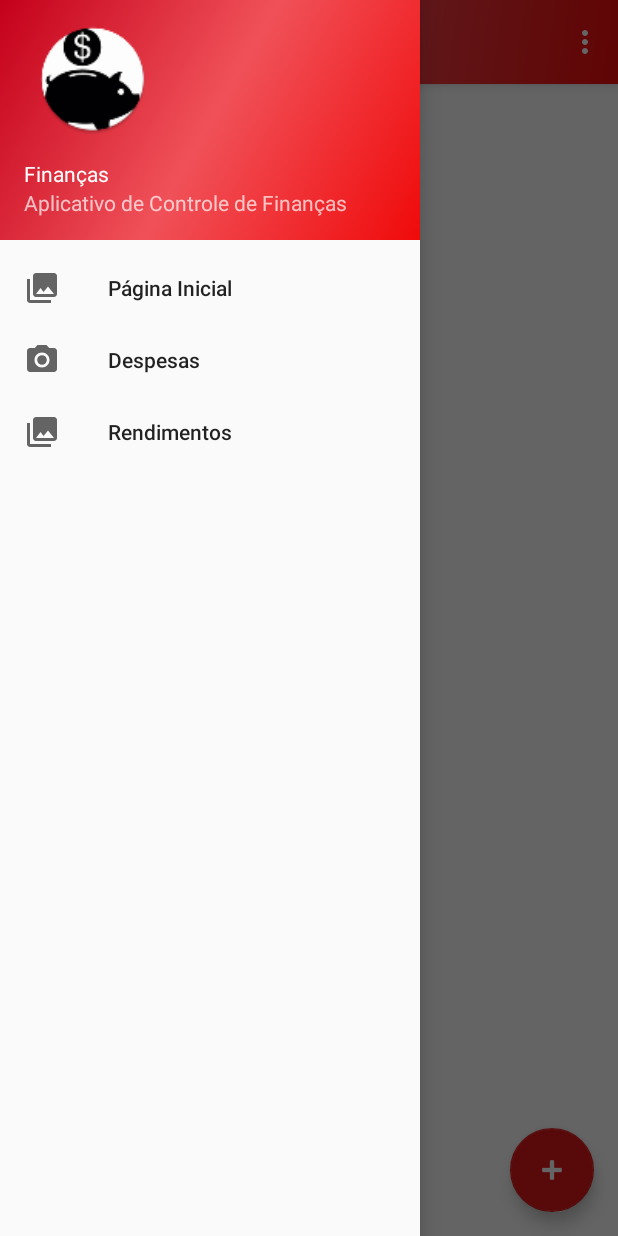
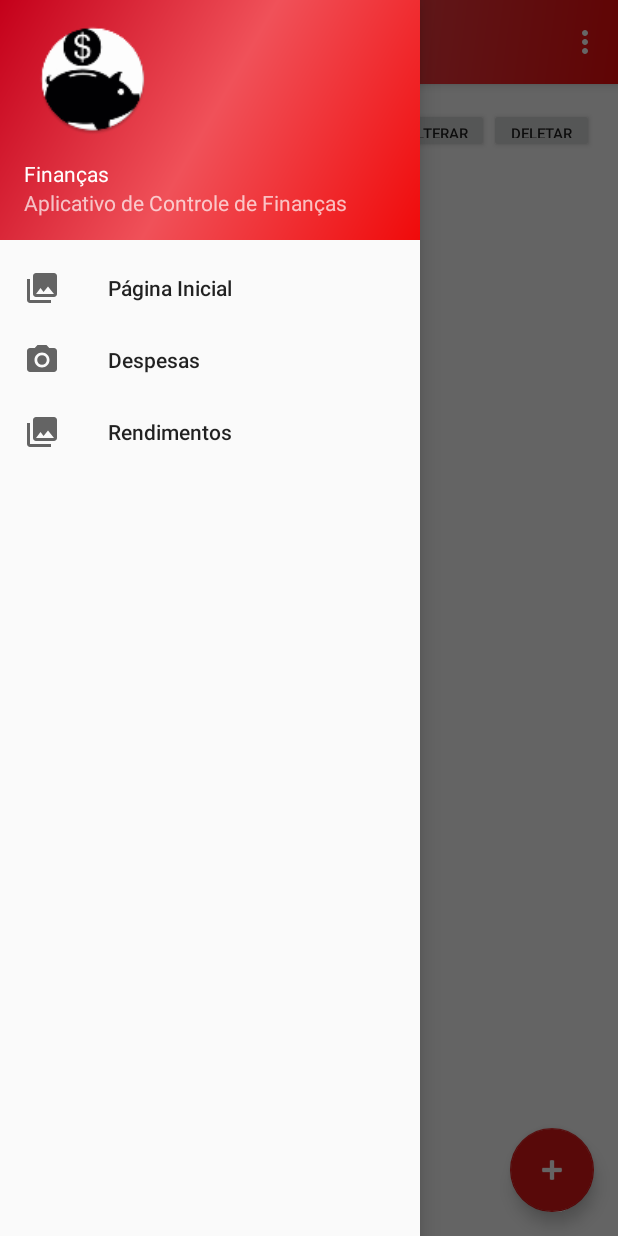
Before and after one commit to dejacs/Financa, an Android app: the RendimentoActivity screen opened directly, with no data from a screen before it, with the side drawer open, on a phone screen of 412 x 824 dp. Run offline under Robolectric (Android 15) with nearby library versions, the phone set to English and light mode, and no system bars; 5 statements that could not run were skipped.

Commit message:
Relatório estilo Kardex

```diff
--- a/Financas/app/src/main/java/com/example/jadecsilveira/financas/control/ControleLancamento.java
+++ b/Financas/app/src/main/java/com/example/jadecsilveira/financas/control/ControleLancamento.java
@@ -53,6 +53,7 @@ public class ControleLancamento extends AppCompatActivity {
         valorTextView.setText("R$ " + MetodosComuns.convertToDouble(agendamento.getLancamento().getValor()));
         dataTextView.setText(MetodosComuns.convertDateToStringView(agendamento.getData()));
 
+
         return convertView;
     }
 }
--- a/Financas/app/src/main/java/com/example/jadecsilveira/financas/util/Constantes.java
+++ b/Financas/app/src/main/java/com/example/jadecsilveira/financas/util/Constantes.java
@@ -12,14 +12,10 @@ public class Constantes {
     public static final String TABELA_AGENDAMENTO = "agendamento";
 
     public static final String ID_LANCAMENTO = "id_lancamento";
+    public static final String ID = "_id";
     public static final String TIPO = "tipo";
     public static final String DESPESA = "despesa";
     public static final String RENDIMENTO = "rendimento";
-
-    /** LISTVIEW */
-    public static final String PRIMEIRA_COLUNA = "First";
-    public static final String SEGUNDA_COLUNA = "Second";
-    public static final String TERCEIRA_COLUNA = "Third";
 
     /** NOMES DAS COLUNAS */
     public static final String DESCRICAO = "descricao";
--- a/Financas/app/src/main/res/layout/grid_rendimentos.xml
+++ b/Financas/app/src/main/res/layout/grid_rendimentos.xml
@@ -13,7 +13,7 @@
         android:layout_alignParentLeft="true"
         android:layout_weight="1"
         android:layout_gravity="left"
-        android:textSize="15dp"
+        android:textSize="10dp"
         android:textAlignment="textStart" />
     <TextView
         android:layout_width="wrap_content"
@@ -22,7 +22,7 @@
         android:textAppearance="?android:attr/textAppearanceLarge"
         android:layout_weight="1"
         android:gravity="left"
-        android:textSize="15dp"
+        android:textSize="10dp"
         android:textAlignment="center" />
     <TextView
         android:layout_width="wrap_content"
@@ -32,7 +32,19 @@
         android:layout_alignParentRight="true"
         android:layout_gravity="right"
         android:layout_weight="1"
-        android:textSize="15dp"
+        android:textSize="10dp"
         android:textAlignment="textEnd" />
+    <Button
+        android:id="@+id/btn_alterar"
+        android:text="Alterar"
+        android:layout_width="70dp"
+        android:layout_height="30dp"
+        android:textSize="10dp" />
+    <Button
+        android:id="@+id/btn_deletar"
+        android:text="Deletar"
+        android:layout_width="70dp"
+        android:layout_height="30dp"
+        android:textSize="10dp" />
 
 </LinearLayout>
```
Also changed, not shown: Financas/app/src/main/java/com/example/jadecsilveira/financas/activity/PaginaInicialActivity.java (+4 -5 lines), Financas/app/src/main/java/com/example/jadecsilveira/financas/adapter/SaldoAdapter.java (+35 -7 lines), Financas/app/src/main/java/com/example/jadecsilveira/financas/dao/DatabaseHelper.java (+20 -9 lines), Financas/app/src/main/java/com/example/jadecsilveira/financas/vo/BalancoVO.java (deleted, +0 -27 lines), Financas/app/src/main/java/com/example/jadecsilveira/financas/vo/SaldoVO.java (added, +16 -0 lines), Financas/app/src/main/res/layout/grid_despesas.xml (+16 -3 lines), Financas/app/src/main/res/layout/grid_saldos.xml (+30 -16 lines).
